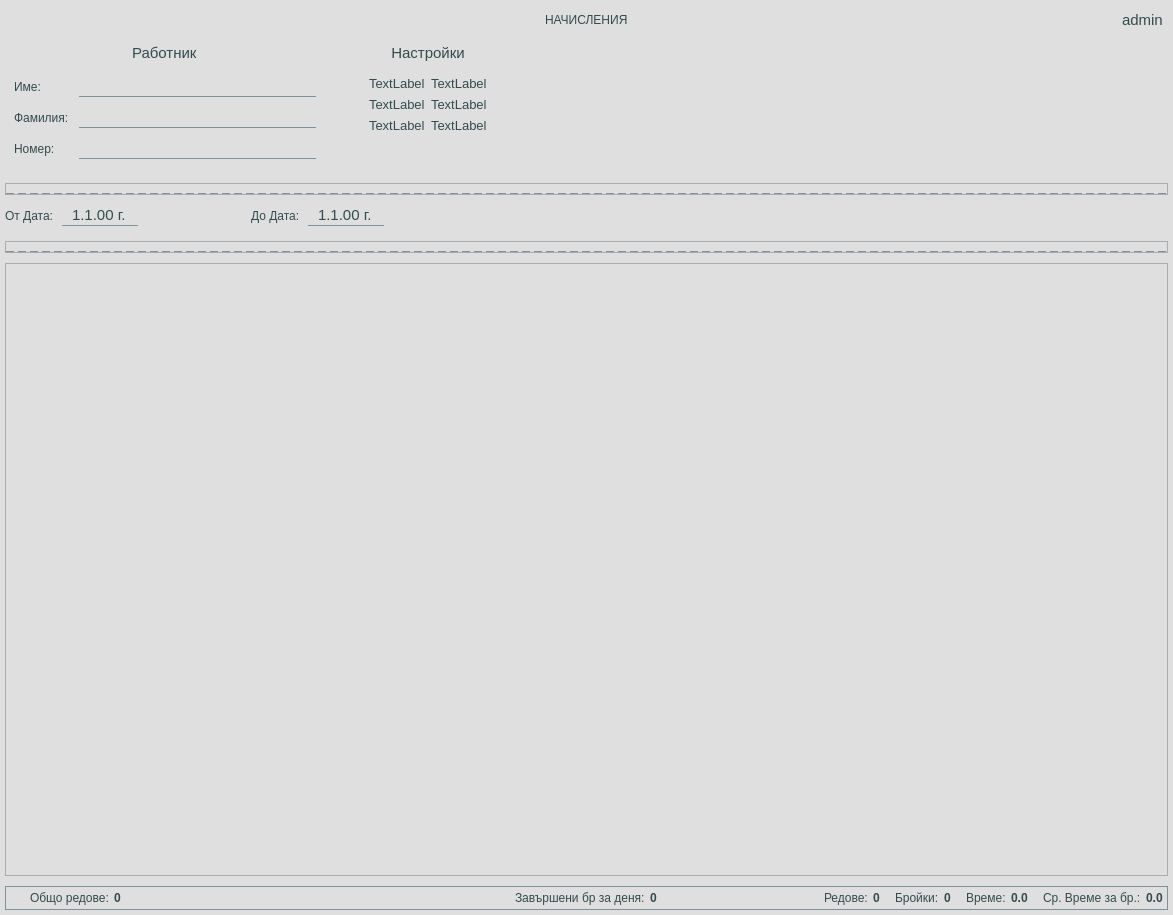
Qt form app/ui/widgets/customPaymentsWidget.ui (DevilPhp/WorkSalary.v01) before a commit.
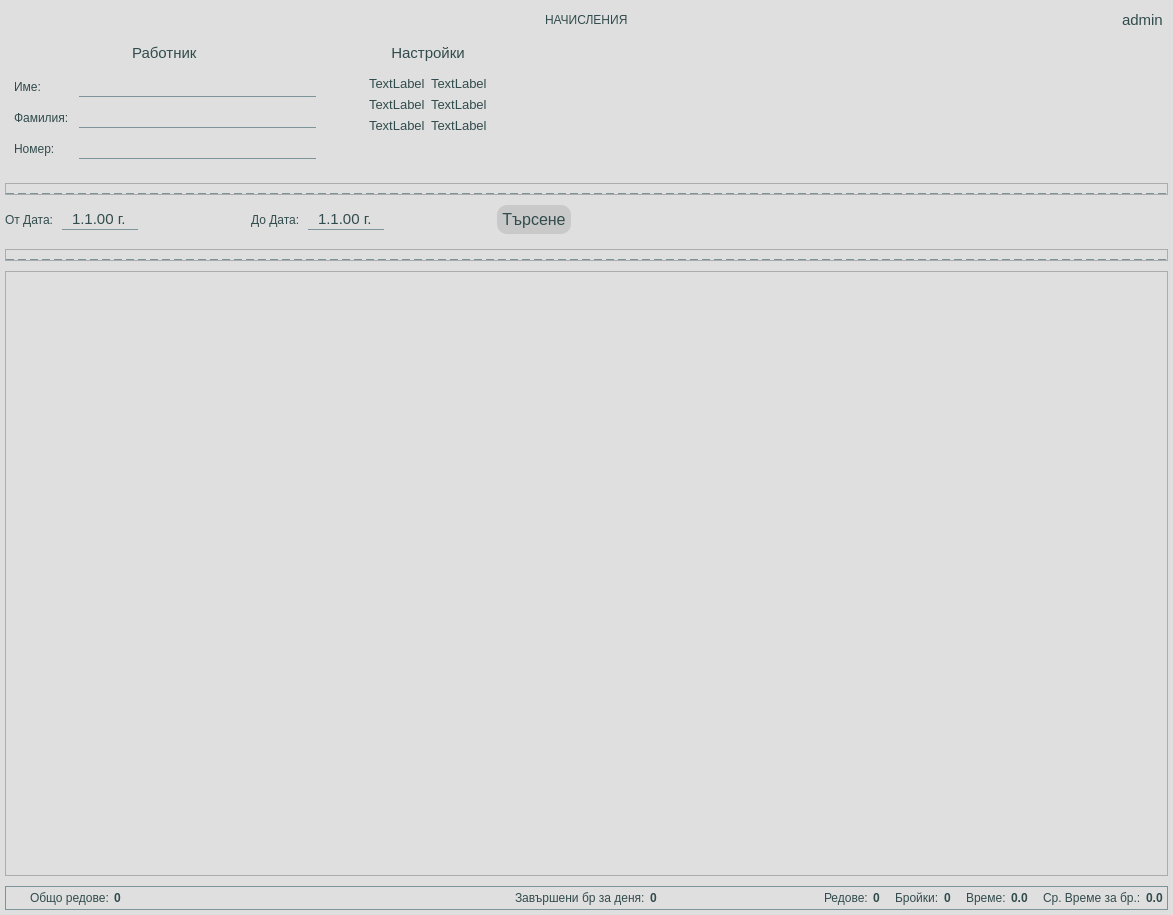
The same form after that commit. Icons and pictures are not drawn.

Diff of the .ui file:
```diff
--- a/app/ui/widgets/customPaymentsWidget.ui
+++ b/app/ui/widgets/customPaymentsWidget.ui
@@ -767,6 +767,13 @@
               </layout>
              </widget>
             </item>
+            <item>
+             <widget class="QPushButton" name="searchBtn">
+              <property name="text">
+               <string>Търсене</string>
+              </property>
+             </widget>
+            </item>
            </layout>
           </widget>
          </item>
@@ -862,7 +869,7 @@
         <x>0</x>
         <y>0</y>
         <width>1161</width>
-        <height>591</height>
+        <height>583</height>
        </rect>
       </property>
       <layout class="QVBoxLayout" name="verticalLayout_12">
```
